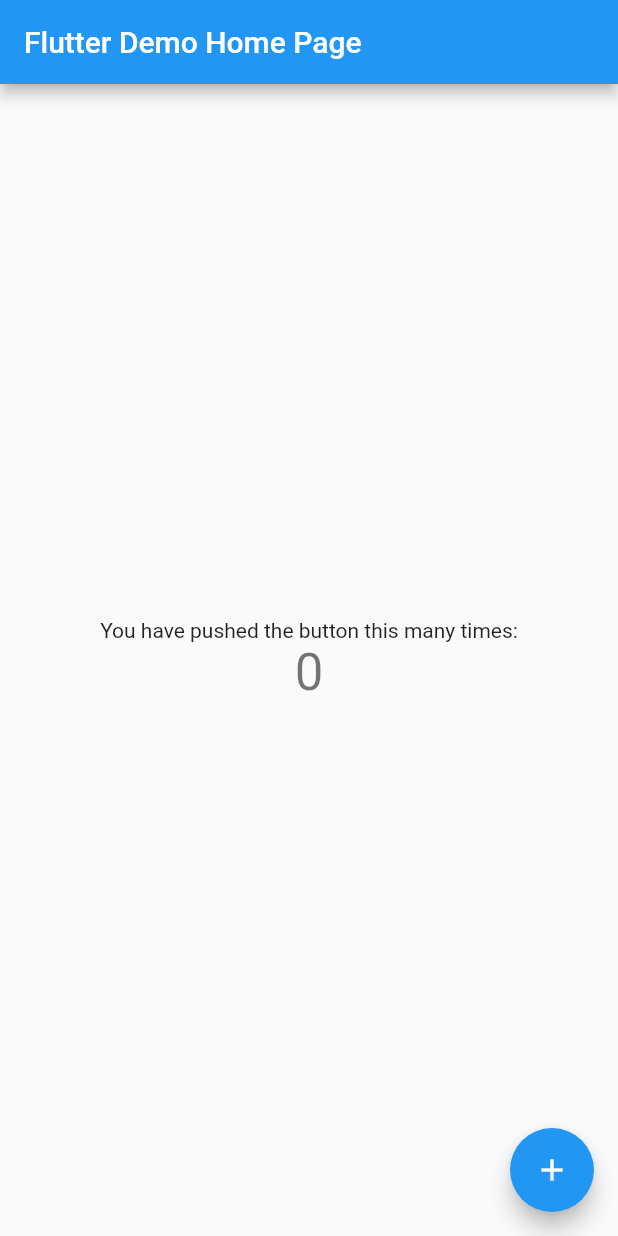
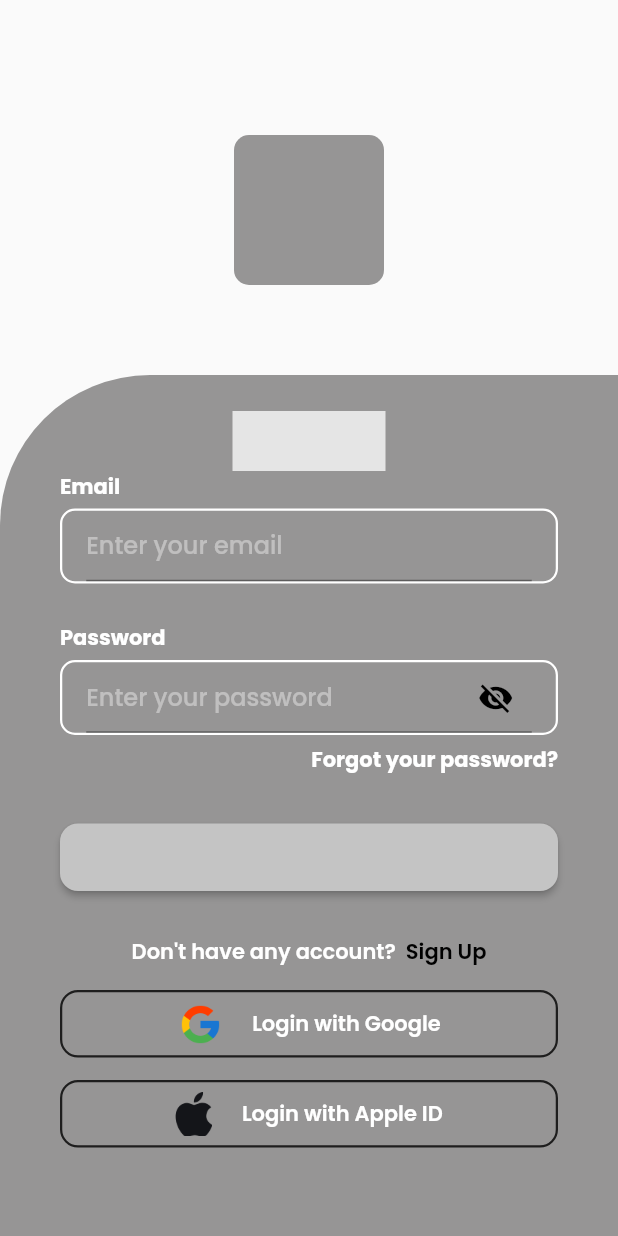
Before and after one commit to Kelompok-9-Office-Booking-System/sewakantor-flutter, a Flutter app: the screen it shows after launch, on a phone screen of 412 x 824 dp. Run offline on Flutter 3.47's test engine with Material 2 defaults, Android fonts, the phone set to English and light mode, and no system bars; our stand-ins replace animated_splash_screen, google_fonts, page_transition.

Commit message:
add login_page.dart wireframe & add custom widgets

```diff
--- a/lib/main.dart
+++ b/lib/main.dart
@@ -1,4 +1,7 @@
 import 'package:flutter/material.dart';
+import 'package:sewakantor_flutter/ui/pages/home_page.dart';
+import 'package:sewakantor_flutter/ui/pages/login_page.dart';
+import 'package:sewakantor_flutter/ui/splash/splash_screen.dart';
 
 void main() {
   runApp(const MyApp());
@@ -11,105 +14,14 @@
   @override
   Widget build(BuildContext context) {
     return MaterialApp(
+      debugShowCheckedModeBanner: false,
       title: 'Flutter Demo',
-      theme: ThemeData(
-        // This is the theme of your application.
-        //
-        // Try running your application with "flutter run". You'll see the
-        // application has a blue toolbar. Then, without quitting the app, try
-        // changing the primarySwatch below to Colors.green and then invoke
-        // "hot reload" (press "r" in the console where you ran "flutter run",
-        // or simply save your changes to "hot reload" in a Flutter IDE).
-        // Notice that the counter didn't reset back to zero; the application
-        // is not restarted.
-        primarySwatch: Colors.blue,
-      ),
-      home: const MyHomePage(title: 'Flutter Demo Home Page'),
+      initialRoute: '/',
+      routes: {
+        '/': (context) => SplashScreen(),
+        '/home-page': (context) => HomePage(),
+        '/login-page': (context) => LoginPage(),
+      },
     );
   }
 }
-
-class MyHomePage extends StatefulWidget {
-  const MyHomePage({Key? key, required this.title}) : super(key: key);
-
-  // This widget is the home page of your application. It is stateful, meaning
-  // that it has a State object (defined below) that contains fields that affect
-  // how it looks.
-
-  // This class is the configuration for the state. It holds the values (in this
-  // case the title) provided by the parent (in this case the App widget) and
-  // used by the build method of the State. Fields in a Widget subclass are
-  // always marked "final".
-
-  final String title;
-
-  @override
-  State<MyHomePage> createState() => _MyHomePageState();
-}
-
-class _MyHomePageState extends State<MyHomePage> {
-  int _counter = 0;
-
-  void _incrementCounter() {
-    setState(() {
-      // This call to setState tells the Flutter framework that something has
-      // changed in this State, which causes it to rerun the build method below
-      // so that the display can reflect the updated values. If we changed
-      // _counter without calling setState(), then the build method would not be
-      // called again, and so nothing would appear to happen.
-      _counter++;
-    });
-  }
-
-  @override
-  Widget build(BuildContext context) {
-    // This method is rerun every time setState is called, for instance as done
-    // by the _incrementCounter method above.
-    //
-    // The Flutter framework has been optimized to make rerunning build methods
-    // fast, so that you can just rebuild anything that needs updating rather
-    // than having to individually change instances of widgets.
-    return Scaffold(
-      appBar: AppBar(
-        // Here we take the value from the MyHomePage object that was created by
-        // the App.build method, and use it to set our appbar title.
-        title: Text(widget.title),
-      ),
-      body: Center(
-        // Center is a layout widget. It takes a single child and positions it
-        // in the middle of the parent.
-        child: Column(
-          // Column is also a layout widget. It takes a list of children and
-          // arranges them vertically. By default, it sizes itself to fit its
-          // children horizontally, and tries to be as tall as its parent.
-          //
-          // Invoke "debug painting" (press "p" in the console, choose the
-          // "Toggle Debug Paint" action from the Flutter Inspector in Android
-          // Studio, or the "Toggle Debug Paint" command in Visual Studio Code)
-          // to see the wireframe for each widget.
-          //
-          // Column has various properties to control how it sizes itself and
-          // how it positions its children. Here we use mainAxisAlignment to
-          // center the children vertically; the main axis here is the vertical
-          // axis because Columns are vertical (the cross axis would be
-          // horizontal).
-          mainAxisAlignment: MainAxisAlignment.center,
-          children: <Widget>[
-            const Text(
-              'You have pushed the button this many times:',
-            ),
-            Text(
-              '$_counter',
-              style: Theme.of(context).textTheme.headline4,
-            ),
-          ],
-        ),
-      ),
-      floatingActionButton: FloatingActionButton(
-        onPressed: _incrementCounter,
-        tooltip: 'Increment',
-        child: const Icon(Icons.add),
-      ), // This trailing comma makes auto-formatting nicer for build methods.
-    );
-  }
-}
--- /dev/null
+++ b/lib/ui/pages/login_page.dart
@@ -0,0 +1,175 @@
+// ignore_for_file: prefer_const_constructors
+
+import 'package:flutter/material.dart';
+import 'package:sewakantor_flutter/shared/theme.dart';
+import 'package:sewakantor_flutter/ui/widgets/custom_button_icon.dart';
+import 'package:sewakantor_flutter/ui/widgets/custom_button_text.dart';
+import 'package:sewakantor_flutter/ui/widgets/custom_text_form_field.dart';
+
+class LoginPage extends StatefulWidget {
+  const LoginPage({Key? key}) : super(key: key);
+
+  @override
+  State<LoginPage> createState() => _LoginPageState();
+}
+
+class _LoginPageState extends State<LoginPage> {
+  final formKey = GlobalKey<FormState>();
+
+  @override
+  Widget build(BuildContext context) {
+    return Scaffold(
+      resizeToAvoidBottomInset: true,
+      body: SingleChildScrollView(
+        child: ConstrainedBox(
+          constraints:
+              BoxConstraints(maxHeight: MediaQuery.of(context).size.height),
+          child: Padding(
+            padding: const EdgeInsets.only(top: 30),
+            child: Column(
+              mainAxisSize: MainAxisSize.max,
+              crossAxisAlignment: CrossAxisAlignment.center,
+              children: [
+                Container(
+                  margin: EdgeInsets.symmetric(vertical: 60),
+                  height: 100,
+                  width: 100,
+                  decoration: BoxDecoration(
+                    color: primaryColorNobel,
+                    borderRadius: BorderRadius.all(
+                      Radius.circular(10),
+                    ),
+                  ),
+                ),
+                Expanded(
+                  child: Container(
+                    padding: EdgeInsets.only(
+                      right: 40,
+                      left: 40,
+                      bottom: 40,
+                    ),
+                    width: double.infinity,
+                    decoration: BoxDecoration(
+                      color: primaryColorNobel,
+                      borderRadius: BorderRadius.only(
+                        topLeft: Radius.circular(100),
+                      ),
+                    ),
+                    child: Form(
+                      key: formKey,
+                      child: Column(
+                        children: [
+                          Container(
+                            margin:
+                                EdgeInsets.only(top: 24, left: 115, right: 115),
+                            height: 40,
+                            width: double.infinity,
+                            decoration: BoxDecoration(
+                              color: primaryColorWhisper,
+                            ),
+                          ),
+                          CustomTextFormField(
+                            title: 'Email',
+                            hintText: 'Enter your email',
+                            validator: (value) {
+                              if (value!.isEmpty) {
+                                return "Email Required";
+                              } else if (!RegExp(
+                                      r'^[\w-\.]+@([\w-]+\.)+[\w-]{2,4}$')
+                                  .hasMatch(value)) {
+                                return 'Enter Correct Email';
+                              } else {
+                                return null;
+                              }
+                            },
+                          ),
+                          SizedBox(
+                            height: 26,
+                          ),
+                          CustomTextFormField(
+                            title: 'Password',
+                            hintText: 'Enter your password',
+                            isPasswordField: true,
+                          ),
+                          SizedBox(
+                            height: 6,
+                          ),
+                          InkWell(
+                            onTap: () {},
+                            child: Row(
+                              mainAxisAlignment: MainAxisAlignment.end,
+                              children: [
+                                Text(
+                                  'Forgot your password?',
+                                  style: primaryTextStyle.copyWith(
+                                    fontSize: 14,
+                                    fontWeight: bold,
+                                    color: primaryColorWhite,
+                                  ),
+                                ),
+                              ],
+                            ),
+                          ),
+                          SizedBox(
+                            height: 32,
+                          ),
+                          CustomButtonText(
+                            text: '',
+                            onPrressed: () {},
+                          ),
+                          SizedBox(
+                            height: 30,
+                          ),
+                          InkWell(
+                            onTap: () {},
+                            child: Row(
+                              mainAxisAlignment: MainAxisAlignment.center,
+                              children: [
+                                Text(
+                                  'Don\'t have any account? ',
+                                  style: primaryTextStyle.copyWith(
+                                    fontSize: 14,
+                                    fontWeight: semiBold,
+                                    color: primaryColorWhite,
+                                  ),
+                                ),
+                                Text(
+                                  ' Sign Up',
+                                  style: primaryTextStyle.copyWith(
+                                    fontSize: 14,
+                                    fontWeight: semiBold,
+                                    color: Colors.black,
+                                  ),
+                                ),
+                              ],
+                            ),
+                          ),
+                          SizedBox(
+                            height: 15,
+                          ),
+                          CustomButtonIcon(
+                            text: 'Login with Google',
+                            imageAsset: 'assets/icon/google_icon.png',
+                            onPrressed: () {},
+                          ),
+                          SizedBox(
+                            height: 15,
+                          ),
+                          CustomButtonIcon(
+                            text: 'Login with Apple ID',
+                            imageAsset: 'assets/icon/apple_icon.png',
+                            onPrressed: () {},
+                          ),
+                        ],
+                      ),
+                    ),
+                  ),
+                ),
+              ],
+            ),
+          ),
+        ),
+      ),
+    );
+  }
+}
--- /dev/null
+++ b/lib/ui/widgets/custom_button_icon.dart
@@ -0,0 +1,65 @@
+// ignore_for_file: prefer_const_constructors
+
+import 'package:flutter/material.dart';
+import 'package:sewakantor_flutter/shared/theme.dart';
+
+class CustomButtonIcon extends StatelessWidget {
+  final String text;
+  final String imageAsset;
+  final Color? bgColor;
+  final Color? textColor;
+  final VoidCallback? onPrressed;
+
+  const CustomButtonIcon({
+    required this.text,
+    required this.imageAsset,
+    this.bgColor,
+    this.textColor,
+    required this.onPrressed,
+    Key? key,
+  }) : super(key: key);
+
+  Color get defaultColor => primaryColorBlack;
+  Color get defaultTextColor => primaryColorWhite;
+
+  @override
+  Widget build(BuildContext context) {
+    return SizedBox(
+      height: 45,
+      width: double.infinity,
+      child: OutlinedButton(
+        style: OutlinedButton.styleFrom(
+          primary: bgColor ?? defaultTextColor,
+          side: BorderSide(
+            width: 1.5,
+            color: primaryColorBlack,
+          ),
+          shape: RoundedRectangleBorder(
+            borderRadius: BorderRadius.circular(12),
+          ),
+        ),
+        child: Row(
+          mainAxisAlignment: MainAxisAlignment.center,
+          children: [
+            Image.asset(
+              imageAsset,
+              height: 30,
+            ),
+            SizedBox(
+              width: 20,
+            ),
+            Text(
+              text,
+              style: primaryTextStyle.copyWith(
+                fontSize: 14,
+                fontWeight: semiBold,
+                color: primaryColorWhite,
+              ),
+            ),
+          ],
+        ),
+        onPressed: onPrressed,
+      ),
+    );
+  }
+}
--- /dev/null
+++ b/lib/ui/widgets/custom_button_text.dart
@@ -0,0 +1,45 @@
+import 'package:flutter/material.dart';
+import 'package:sewakantor_flutter/shared/theme.dart';
+
+class CustomButtonText extends StatelessWidget {
+  final String text;
+  final Color? bgColor;
+  final Color? textColor;
+  final VoidCallback? onPrressed;
+
+  const CustomButtonText({
+    required this.text,
+    this.bgColor,
+    this.textColor,
+    required this.onPrressed,
+    Key? key,
+  }) : super(key: key);
+
+  Color get defaultColor => primaryColorSilver;
+  Color get defaultTextColor => primaryColorWhite;
+
+  @override
+  Widget build(BuildContext context) {
+    return SizedBox(
+      height: 45,
+      width: double.infinity,
+      child: ElevatedButton(
+        style: ElevatedButton.styleFrom(
+          primary: bgColor ?? defaultColor,
+          onPrimary: textColor ?? defaultTextColor,
+          shape: RoundedRectangleBorder(
+            borderRadius: BorderRadius.circular(12),
+          ),
+        ),
+        child: Text(
+          text,
+          style: primaryTextStyle.copyWith(
+            fontSize: 14,
+            fontWeight: semiBold,
+          ),
+        ),
+        onPressed: onPrressed,
+      ),
+    );
+  }
+}
--- /dev/null
+++ b/lib/ui/widgets/custom_text_form_field.dart
@@ -0,0 +1,118 @@
+// ignore_for_file: prefer_const_constructors
+
+import 'package:flutter/material.dart';
+import 'package:sewakantor_flutter/shared/theme.dart';
+
+class CustomTextFormField extends StatefulWidget {
+  final String title;
+  final String hintText;
+  final String? Function(String?)? validator;
+  final bool isPasswordField;
+
+  const CustomTextFormField({
+    required this.title,
+    required this.hintText,
+    this.validator,
+    this.isPasswordField = false,
+    Key? key,
+  }) : super(key: key);
+
+  @override
+  State<CustomTextFormField> createState() => _CustomTextFormFieldState();
+}
+
+class _CustomTextFormFieldState extends State<CustomTextFormField> {
+  bool hidePassword = true;
+
+  @override
+  Widget build(BuildContext context) {
+    return Container(
+      // margin: EdgeInsets.only(top: 15),
+      child: Column(
+        crossAxisAlignment: CrossAxisAlignment.start,
+        children: [
+          Text(
+            widget.title,
+            style: primaryTextStyle.copyWith(
+              fontSize: 14,
+              fontWeight: bold,
+              color: primaryColorWhite,
+            ),
+          ),
+          SizedBox(
+            height: 4,
+          ),
+          Container(
+            height: 50,
+            padding: EdgeInsets.symmetric(
+              horizontal: 16,
+            ),
+            decoration: BoxDecoration(
+              // color: Colors.red,
+              borderRadius: BorderRadius.circular(
+                10,
+              ),
+              border: Border.all(
+                color: primaryColorWhite,
+                width: 1.5,
+              ),
+            ),
+            child: Center(
+              child: Row(
+                children: [
+                  Expanded(
+                    child: TextFormField(
+                      obscureText:
+                          !widget.isPasswordField ? false : hidePassword,
+                      // controller: emailController,
+                      style: primaryTextStyle.copyWith(
+                        color: primaryColorWhite,
+                      ),
+                      decoration: InputDecoration(
+                        suffixIcon: !widget.isPasswordField
+                            ? null
+                            : IconButton(
+                                onPressed: () {
+                                  // Update the state i.e. toogle the state of hidePassword variable
+                                  setState(() {
+                                    hidePassword = !hidePassword;
+                                  });
+                                },
+                                icon: Icon(
+                                  // Based on hidePassword state choose the icon
+                                  hidePassword
+                                      ? Icons.visibility_off
+                                      : Icons.visibility,
+                                  color: Colors.black,
+                                ),
+                              ),
+                        hintText: widget.hintText,
+                        hintStyle: primaryTextStyle.copyWith(
+                          // fontSize: 14,
+                          fontWeight: medium,
+                          color: primaryColorWhite.withOpacity(0.4),
+                        ),
+                      ),
+
+                      validator: widget.validator,
+                      // (value) {
+                      //   if (value!.isEmpty) {
+                      //     return "Email Required";
+                      //   } else if (!RegExp(r'^[\w-\.]+@([\w-]+\.)+[\w-]{2,4}$')
+                      //       .hasMatch(value)) {
+                      //     return 'Enter Correct Email';
+                      //   } else {
+                      //     return null;
+                      //   }
+                      // },
+                    ),
+                  ),
+                ],
+              ),
+            ),
+          ),
+        ],
+      ),
+    );
+  }
+}
```
Also changed, not shown: 1 other file.
